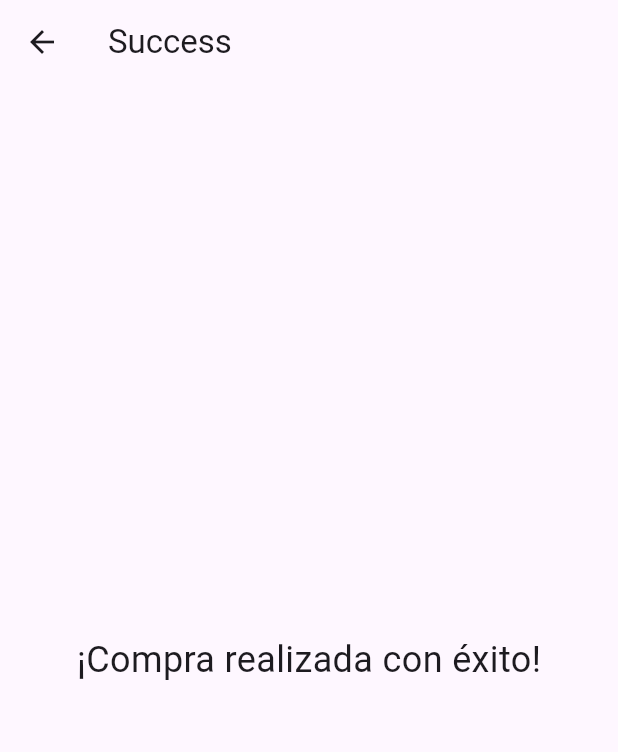
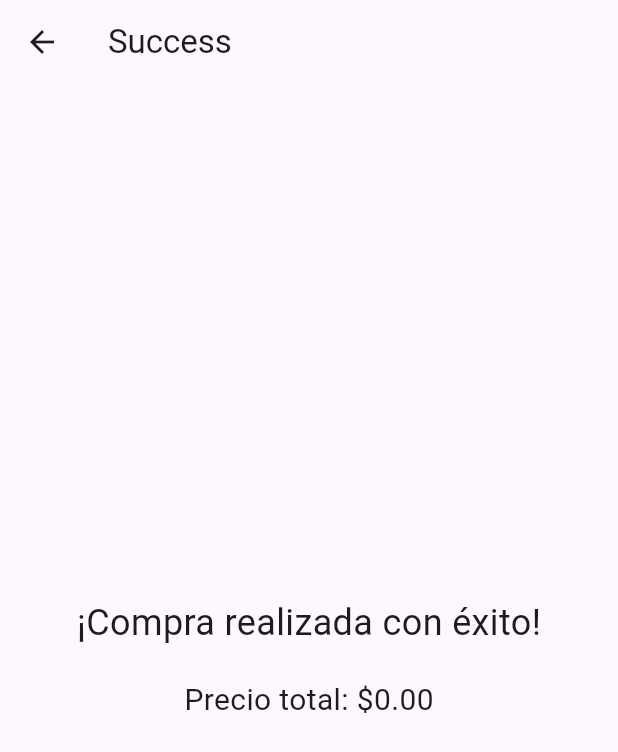
Before and after one commit to pablo137/practica2mobile, a Flutter app: the SelectedMoviesScreen screen opened directly with empty values, after a tap on "Comprar", on a phone screen of 412 x 824 dp. Shown: the top 752 px of the screen. Run offline on Flutter 3.47's test engine with Material 3 defaults, Android fonts, the phone set to English and light mode, and no system bars; our stand-ins replace bloc, dio, flutter_bloc; network calls fail.

Commit message:
price success ended

```diff
--- a/lib/screens/selected_movies/selected_movies_screen.dart
+++ b/lib/screens/selected_movies/selected_movies_screen.dart
@@ -1,10 +1,36 @@
 import 'package:flutter/material.dart';
 import 'package:practica2mobile/screens/success/success_screen.dart';
 
-class SelectedMoviesScreen extends StatelessWidget {
+class SelectedMoviesScreen extends StatefulWidget {
   final List<Map<String, dynamic>> selectedMovies;
 
   SelectedMoviesScreen({required this.selectedMovies});
+
+  @override
+  _SelectedMoviesScreenState createState() => _SelectedMoviesScreenState();
+}
+
+class _SelectedMoviesScreenState extends State<SelectedMoviesScreen> {
+  Map<int, int> _selectedQuantities =
+      {}; // Mapa para almacenar la cantidad seleccionada para cada película
+  final double _moviePrice = 20.0; // Precio de cada película
+  double _totalPrice = 0.0; // Precio total de todas las películas seleccionadas
+
+  @override
+  void initState() {
+    super.initState();
+    _updateTotalPrice(); // Inicializar el precio total al inicio
+  }
+
+  void _updateTotalPrice() {
+    double totalPrice = 0.0;
+    _selectedQuantities.forEach((movieId, quantity) {
+      totalPrice += quantity * _moviePrice;
+    });
+    setState(() {
+      _totalPrice = totalPrice;
+    });
+  }
 
   @override
   Widget build(BuildContext context) {
@@ -16,90 +42,58 @@ class SelectedMoviesScreen extends StatelessWidget {
         children: [
           Expanded(
             child: ListView.builder(
-              itemCount: selectedMovies.length,
+              itemCount: widget.selectedMovies.length,
               itemBuilder: (context, index) {
-                final movie = selectedMovies[index];
-                return CustomMovieTile(
-                  movie: movie,
-                ); // Usar un ListTile personalizado para mostrar la película
-              },
-            ),
-          ),
-          ElevatedButton(
-            onPressed: () {
-              // Navegar a la pantalla "Success" al hacer clic en el botón "Comprar"
-              Navigator.push(
-                context,
-                MaterialPageRoute(builder: (context) => SuccessScreen()),
-              );
-            },
-            style: ElevatedButton.styleFrom(
-              // Establecer el estilo del botón
-              backgroundColor: Colors.green, // Cambiar el color de fondo del botón a verde
-            ),
-            child: Text('Comprar'),
-          ),
-        ],
-      ),
-    );
-  }
-}
-
-class CustomMovieTile extends StatefulWidget {
-  final Map<String, dynamic> movie;
-
-  const CustomMovieTile({Key? key, required this.movie}) : super(key: key);
-
-  @override
-  _CustomMovieTileState createState() => _CustomMovieTileState();
-}
-
-class _CustomMovieTileState extends State<CustomMovieTile> {
-  int _quantity = 0;
-  final double _moviePrice = 20.0; // Precio de la película
-
-  @override
-  Widget build(BuildContext context) {
-    double totalPrice = _quantity * _moviePrice; // Calcular el precio total
+                final movie = widget.selectedMovies[index];
+                final movieId = movie['id']
+                    as int; // Se asume que 'id' es el identificador único de la película
+                final quantity = _selectedQuantities[movieId] ??
+                    0; // Obtener la cantidad seleccionada para esta película
+                final totalPrice = quantity *
+                    _moviePrice; // Calcular el precio total para esta película
 
                 return ListTile(
                   leading: SizedBox(
-        width: 100, // Aumentar el ancho de la imagen
-        height: 150, // Ajustar la altura de la imagen
+                    width: 100,
+                    height: 150,
                     child: Image.network(
-          'https://image.tmdb.org/t/p/w200${widget.movie['poster_path']}',
+                      'https://image.tmdb.org/t/p/w200${movie['poster_path']}',
                       fit: BoxFit.cover,
                     ),
                   ),
-      title: Text(widget.movie['title']),
+                  title: Text(movie['title']),
                   subtitle: Column(
                     crossAxisAlignment: CrossAxisAlignment.start,
                     children: [
-          Text(widget.movie['overview'] ?? ''),
+                      Text(movie['overview'] ?? ''),
                       SizedBox(height: 8),
                       Row(
                         children: [
                           IconButton(
                             onPressed: () {
                               setState(() {
-                    if (_quantity > 0) {
-                      _quantity--; // Reducir la cantidad
+                                if (quantity > 0) {
+                                  _selectedQuantities[movieId] =
+                                      quantity - 1; // Decrementar la cantidad
+                                  _updateTotalPrice(); // Actualizar el precio total
                                 }
                               });
                             },
                             icon: Icon(Icons.remove),
                           ),
-              Text('$_quantity'), // Mostrar la cantidad actual
+                          Text('$quantity'),
                           IconButton(
                             onPressed: () {
                               setState(() {
-                    _quantity++; // Aumentar la cantidad
+                                _selectedQuantities[movieId] =
+                                    quantity + 1; // Incrementar la cantidad
+                                _updateTotalPrice(); // Actualizar el precio total
                               });
                             },
                             icon: Icon(Icons.add),
                           ),
                           Text(
-                'Precio total: \$${totalPrice.toStringAsFixed(2)}', // Mostrar el precio total
+                            'Precio total: \$${totalPrice.toStringAsFixed(2)}',
                             style: TextStyle(
                               fontWeight: FontWeight.bold,
                               color: Colors.blue,
@@ -110,5 +104,25 @@ class _CustomMovieTileState extends State<CustomMovieTile> {
                     ],
                   ),
                 );
+              },
+            ),
+          ),
+          ElevatedButton(
+            onPressed: () {
+              Navigator.push(
+                context,
+                MaterialPageRoute(
+                  builder: (context) => SuccessScreen(totalPrice: _totalPrice),
+                ),
+              );
+            },
+            style: ElevatedButton.styleFrom(
+              backgroundColor: Colors.green,
+            ),
+            child: Text('Comprar'),
+          ),
+        ],
+      ),
+    );
   }
 }
--- a/lib/screens/success/success_screen.dart
+++ b/lib/screens/success/success_screen.dart
@@ -1,7 +1,10 @@
-
 import 'package:flutter/material.dart';
 
 class SuccessScreen extends StatelessWidget {
+  final double totalPrice;
+
+  SuccessScreen({required this.totalPrice});
+
   @override
   Widget build(BuildContext context) {
     return Scaffold(
@@ -9,9 +12,19 @@ class SuccessScreen extends StatelessWidget {
         title: Text('Success'),
       ),
       body: Center(
-        child: Text(
-          '¡Compra realizada con éxito!',
-          style: TextStyle(fontSize: 24),
+        child: Column(
+          mainAxisAlignment: MainAxisAlignment.center,
+          children: [
+            Text(
+              '¡Compra realizada con éxito!',
+              style: TextStyle(fontSize: 24),
+            ),
+            SizedBox(height: 20),
+            Text(
+              'Precio total: \$${totalPrice.toStringAsFixed(2)}',
+              style: TextStyle(fontSize: 20),
+            ),
+          ],
         ),
       ),
     );
```
Lines whose indentation alone changed are shown as unchanged.
